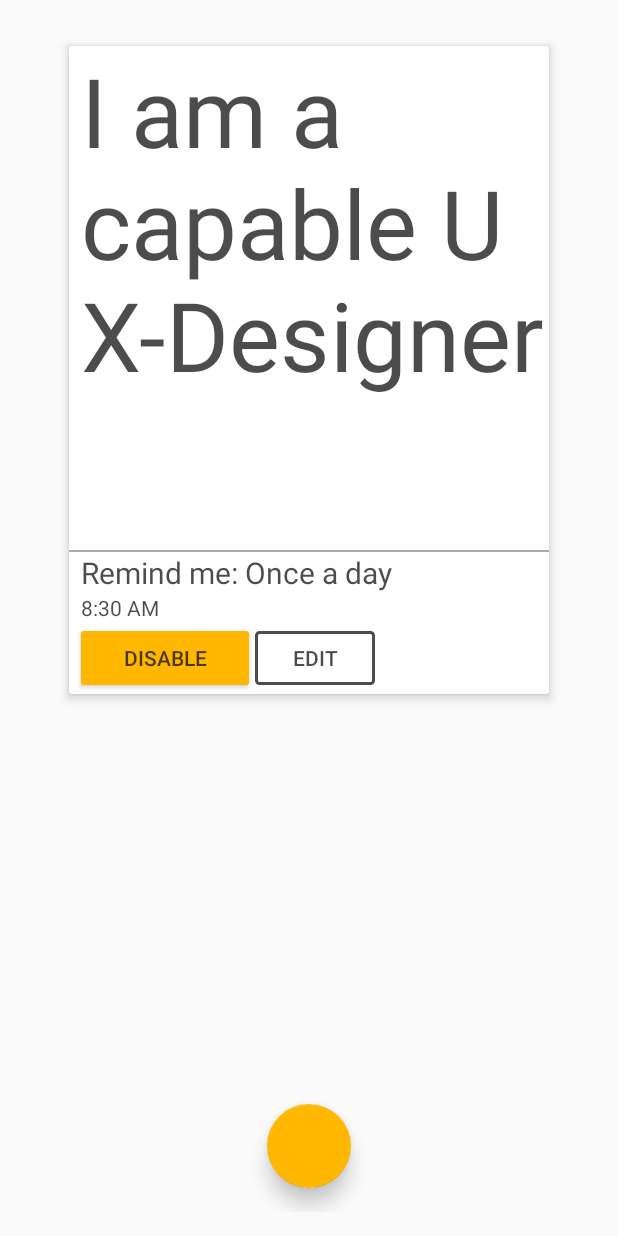
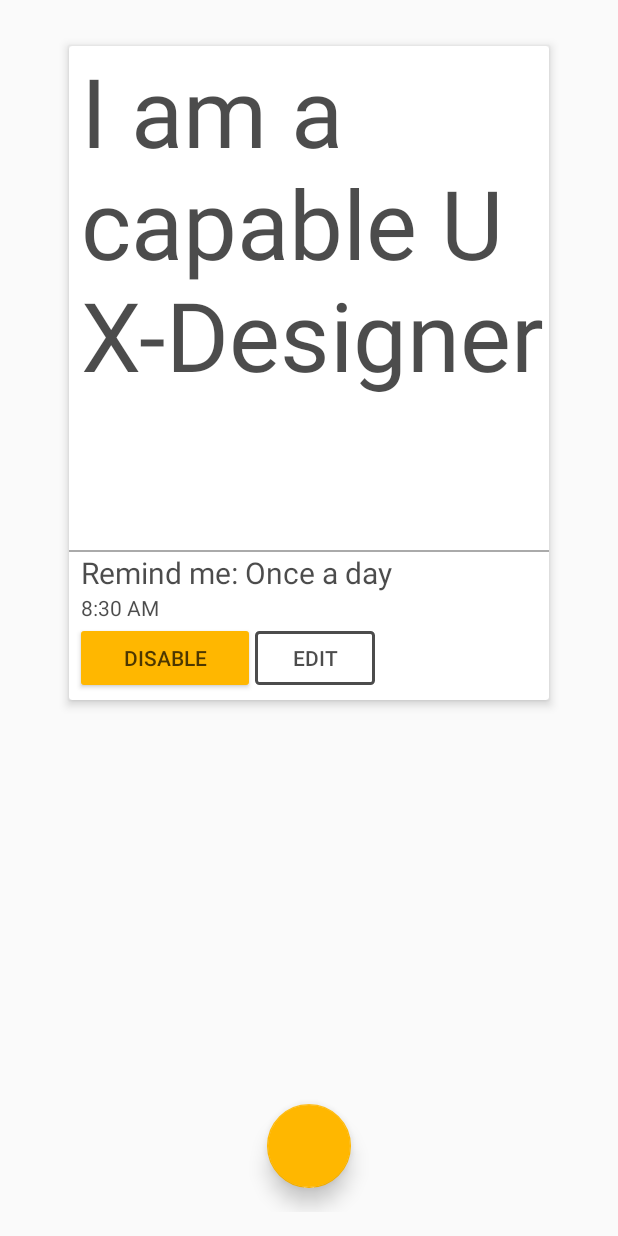
Before and after one commit to Chr1stianSutter/FirstIteration_Test_MobA_AffirMate, an Android app: the screen it shows after launch (MainActivity), on a phone screen of 412 x 824 dp. Run offline under Robolectric (Android 15) with nearby library versions, the phone set to English and light mode, and no system bars; Roboto replaces fonts that are not available here; 1 statement that could not run was skipped.

Commit message:
small changes to whitespace in card

```diff
--- a/app/src/main/res/layout/activity_main.xml
+++ b/app/src/main/res/layout/activity_main.xml
@@ -14,10 +14,8 @@
     <android.support.v7.widget.CardView
         android:id="@+id/cardView2"
         android:layout_width="329dp"
-        android:layout_height="445dp"
-        android:layout_marginStart="4dp"
+        android:layout_height="449dp"
         android:layout_marginTop="16dp"
-        android:layout_marginEnd="4dp"
         app:cardElevation="4dp"
         app:cardUseCompatPadding="true"
         app:layout_constraintEnd_toEndOf="parent"
```
